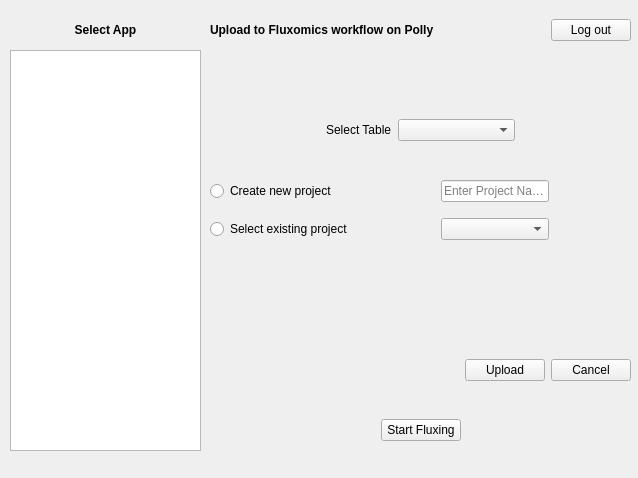
Above: src/gui/mzroll/forms/pollyelmaveninterface.ui from ElucidataInc/ElMaven before the change. Below: the same form after it.
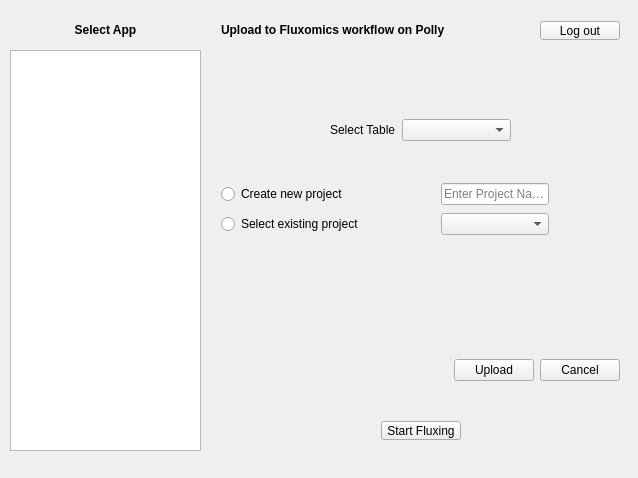
That is the form after the change.

Commit message:
fix: fix PollyElMaven Interface dialog
Disable 'isWrapping' property of QListWidget to make the images
display vertically on bigger screens

What changed in the file:
```diff
--- a/src/gui/mzroll/forms/pollyelmaveninterface.ui
+++ b/src/gui/mzroll/forms/pollyelmaveninterface.ui
@@ -795,6 +795,7 @@
    </layout>
   </widget>
  </widget>
+ <layoutdefault spacing="6" margin="11"/>
  <resources/>
  <connections/>
 </ui>
```
Left out of the diff: 2 changed lines with no effect on the pictures.
